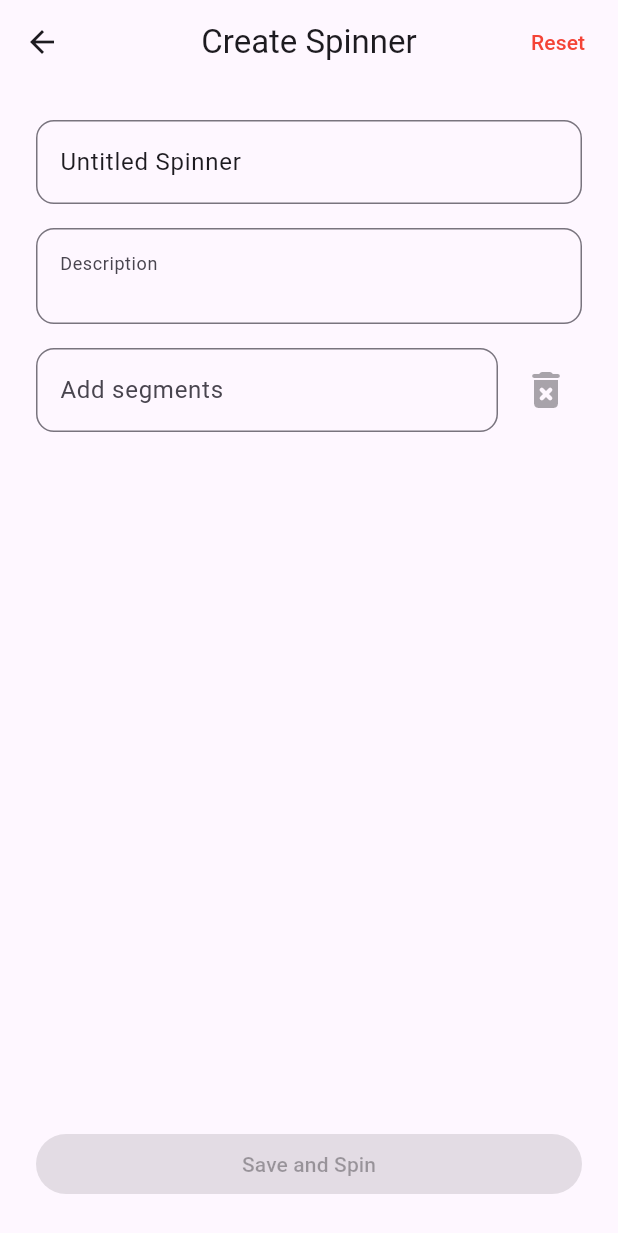
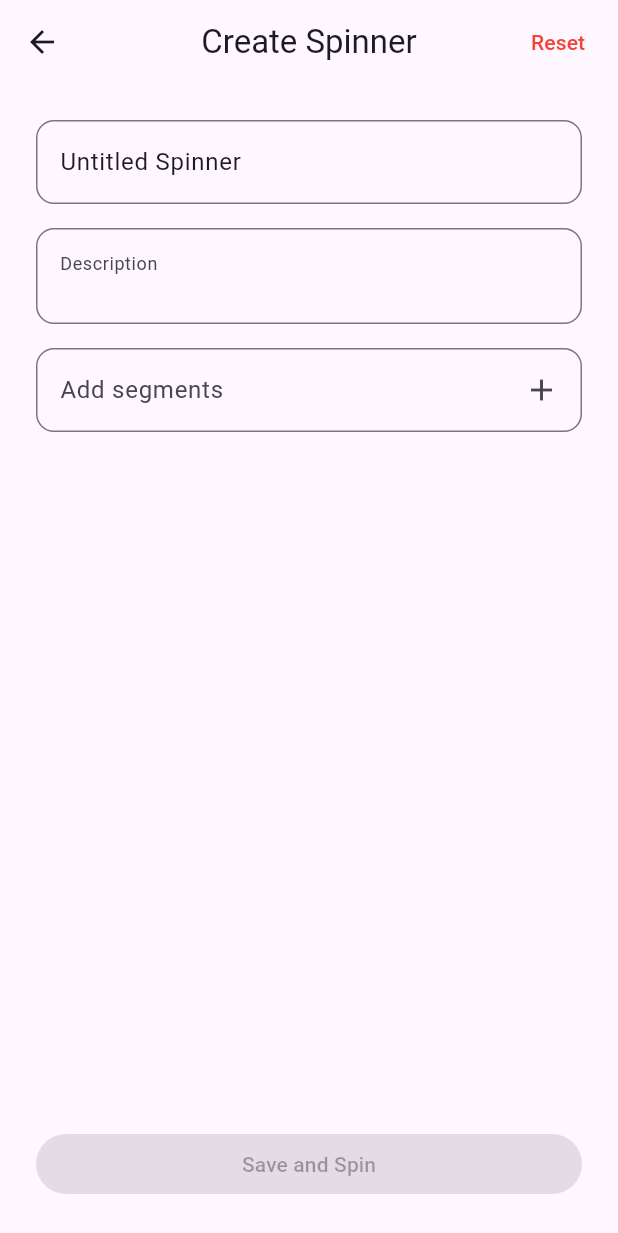
Before and after one commit to liamdoka/dunno, a Flutter app: the screen it shows after launch, after a tap on "New Spinner", on a phone screen of 412 x 824 dp. Shown: the top 1233 px of the screen. Run offline on Flutter 3.47's test engine with Material 3 defaults, Android fonts, the phone set to English and light mode, and no system bars; our stand-ins replace auto_route, flutter_riverpod, freezed_annotation, hive_ce, hive_ce_flutter, riverpod_annotation; accounts and stored records are empty; generated files the repository leaves out were written again; statements that could not run were skipped.

Commit message:
refactor spinner creation a little

```diff
--- /dev/null
+++ b/lib/constants/numbers.dart
@@ -0,0 +1,5 @@
+
+
+abstract class AppNumbers {
+  static const maxConfettiStringLength = 5;
+}
--- a/lib/constants/styles.dart
+++ b/lib/constants/styles.dart
@@ -4,6 +4,6 @@ abstract class AppTextStyles {
 
 }
 
-abstract class BoxStyles {
+abstract class AppBoxStyles {
 
 }
--- a/lib/data/spinner_list_provider.dart
+++ b/lib/data/spinner_list_provider.dart
@@ -65,11 +65,6 @@ List<SpinnerModel> mostEdits(Ref ref) {
       .sorted((a,b) => b.stats.editCount.compareTo(a.stats.editCount))
       .sublist(0, min(3, spinners.length));
 }
-
-
-
-
-
 
 
 @riverpod
--- a/lib/hive/hive_adapters.g.yaml
+++ b/lib/hive/hive_adapters.g.yaml
@@ -75,7 +75,7 @@ types:
         index: 2
   UserPreferencesModel:
     typeId: 5
-    nextIndex: 3
+    nextIndex: 4
     fields:
       appTheme:
         index: 0
@@ -83,6 +83,8 @@ types:
         index: 1
       defaultEmojis:
         index: 2
+      appTint:
+        index: 3
   ThemeMode:
     typeId: 6
     nextIndex: 3
--- a/lib/main.dart
+++ b/lib/main.dart
@@ -31,13 +31,29 @@
 
   @override
   Widget build(BuildContext context, WidgetRef ref) {
-    final themeMode = ref.watch(userPreferencesProvider).appTheme;
+    final preferences = ref.watch(userPreferencesProvider);
+
+    final lightTheme = ThemeData.from(
+        colorScheme: ColorScheme.fromSeed(
+            brightness: Brightness.light,
+            seedColor: preferences.appTint.toColor()
+        ),
+        useMaterial3: true
+    );
+
+    final darkTheme = ThemeData.from(
+        colorScheme: ColorScheme.fromSeed(
+          brightness: Brightness.dark,
+          seedColor: preferences.appTint.toColor(),
+        ),
+        useMaterial3: true
+    );
 
     return MaterialApp.router(
       debugShowCheckedModeBanner: false,
-      theme: ThemeData(useMaterial3: true),
-      darkTheme: ThemeData.dark(useMaterial3: true),
-      themeMode: themeMode,
+      theme: lightTheme,
+      darkTheme: darkTheme,
+      themeMode: preferences.appTheme,
       routerConfig: _appRouter.config(),
     );
   }
--- a/lib/models/user_preferences_model.dart
+++ b/lib/models/user_preferences_model.dart
@@ -1,4 +1,5 @@
 import 'package:dunno/models/color_palette_model.dart';
+import 'package:dunno/models/simple_color_model.dart';
 import 'package:flutter/material.dart';
 import 'package:freezed_annotation/freezed_annotation.dart';
 
@@ -9,6 +10,7 @@ part "user_preferences_model.g.dart";
 sealed class UserPreferencesModel with _$UserPreferencesModel {
   const factory UserPreferencesModel({
     @Default(ThemeMode.system) ThemeMode appTheme,
+    @Default(SimpleColor(103, 58, 183)) SimpleColor appTint,
     @Default(DunnoColorPalettes.bubblegum) ColorPaletteModel defaultColorPalette,
     @Default('⭐️') String defaultEmojis,
   }) = _UserPreferencesModel;
--- a/lib/router.dart
+++ b/lib/router.dart
@@ -1,6 +1,5 @@
 import 'package:auto_route/auto_route.dart';
 import 'package:dunno/router.gr.dart';
-import 'package:dunno/screens/account/appearance_settings_screen.dart';
 
 @AutoRouterConfig()
 class AppRouter extends RootStackRouter {
--- a/lib/screens/account/account_screen.dart
+++ b/lib/screens/account/account_screen.dart
@@ -1,13 +1,8 @@
 
-import 'package:auto_route/annotations.dart';
 import 'package:auto_route/auto_route.dart';
-import 'package:dunno/data/spinner_list_provider.dart';
-import 'package:dunno/hive/hive_adapters.dart';
-import 'package:dunno/models/spinner_model.dart';
 import 'package:dunno/router.gr.dart';
 import 'package:flutter/material.dart';
 import 'package:flutter_riverpod/flutter_riverpod.dart';
-import 'package:hive_ce/hive.dart';
 
 @RoutePage()
 class AccountScreen extends ConsumerWidget {
--- a/lib/screens/edit_spinner/edit_spinner_screen.dart
+++ b/lib/screens/edit_spinner/edit_spinner_screen.dart
@@ -2,7 +2,7 @@
 import 'package:auto_route/auto_route.dart';
 import 'package:collection/collection.dart';
 import 'package:dunno/components/dunno_scaffold.dart';
-import 'package:dunno/components/dunno_scroll_view.dart';
+import 'package:dunno/constants/numbers.dart';
 import 'package:dunno/constants/sizes.dart';
 import 'package:dunno/data/spinner_edit_provider.dart';
 import 'package:dunno/data/user_preferences_provider.dart';
@@ -61,6 +61,22 @@ class _EditSpinnerScreenState extends ConsumerState<EditSpinnerScreen> {
     descriptionController.dispose();
     segmentsController.dispose();
     super.dispose();
+  }
+
+  void addSegment() {
+    final value = segmentsController.text;
+    if (value.isEmpty) return;
+
+    final segmentCount = ref.read(editProvider).segments.length;
+    final palette = ref.read(userPreferencesProvider).defaultColorPalette;
+
+    final segment = SpinnerSegmentModel(
+        title: value,
+        color: palette.forIndexSimple(segmentCount)
+    );
+
+    ref.read(editProvider.notifier).addSegment(segment);
+    segmentsController.clear();
   }
 
   @override
@@ -134,7 +150,6 @@ class _EditSpinnerScreenState extends ConsumerState<EditSpinnerScreen> {
 
                   // SEGMENTS
                   Row(
-                    spacing: 8.0,
                     children: [
                       Expanded(
                         child: TextField(
@@ -144,29 +159,24 @@ class _EditSpinnerScreenState extends ConsumerState<EditSpinnerScreen> {
                                 border: OutlineInputBorder(
                                     borderRadius: defaultBorderRadius
                                 ),
-                                hintText: "Add segments"
+                                hintText: "Add segments",
+                                suffixIcon: Container(
+                                  margin: const EdgeInsets.only(right: 3),
+                                  child: IconButton(
+                                      style: ButtonStyle(
+                                        shape: WidgetStatePropertyAll(
+                                            RoundedRectangleBorder(
+                                                borderRadius: BorderRadius.circular(8)
+                                            )
+                                        ),
+                                      ),
+                                      onPressed: addSegment,
+                                      icon: Icon(Icons.add)),
+                                )
                             ),
-                            onEditingComplete: () {
-                              final value = segmentsController.text;
-                              if (value.isEmpty) return;
-
-                              final segment = SpinnerSegmentModel(
-                                  title: value,
-                                  color: palette.forIndexSimple(editState.segments.length)
-                              );
-                              ref.read(editProvider.notifier).addSegment(segment);
-                              segmentsController.clear();
-                            }),
-                      ),
-                      IconButton(
-                        onPressed: editState.segments.isNotEmpty
-                            ? ref.read(editProvider.notifier).clearSegments
-                            : null,
-                        icon: Icon(
-                          Icons.delete_forever_rounded,
-                          size: 32,
+                            onEditingComplete: addSegment,
                         ),
-                      ),
+                      )
                     ],
                   ),
                   Column(
@@ -179,10 +189,9 @@ class _EditSpinnerScreenState extends ConsumerState<EditSpinnerScreen> {
                           segment: segment,
                           onTapIncrease: () => ref.read(editProvider.notifier).increaseSegmentWeight(index),
                           onTapDecrease: () => ref.read(editProvider.notifier).decreaseSegmentWeight(index),
-                          onDismiss: (direction) {
+                          onDismiss: () =>
                             ref.read(editProvider.notifier)
-                                .deleteSegment(index);
-                          },
+                                .deleteSegment(index)
                         );
                       }).toList()
                   ),
@@ -263,7 +272,7 @@ class _EditSpinnerScreenState extends ConsumerState<EditSpinnerScreen> {
                       )
                   ),
                   controller: emojiController,
-                  maxLength: 3,
+                  maxLength: AppNumbers.maxConfettiStringLength,
                   maxLengthEnforcement: MaxLengthEnforcement.enforced,
                   onChanged: ref.read(editProvider.notifier).setEmojis,
                 ),
--- a/lib/screens/spinner_list/components/favorite_spinner_list.dart
+++ b/lib/screens/spinner_list/components/favorite_spinner_list.dart
@@ -1,9 +1,7 @@
 
 import 'package:auto_route/auto_route.dart';
-import 'package:dunno/constants/sizes.dart';
 import 'package:dunno/data/spinner_list_provider.dart';
 import 'package:dunno/data/user_preferences_provider.dart';
-import 'package:dunno/models/spinner_model.dart';
 import 'package:dunno/router.gr.dart';
 import 'package:flutter/material.dart';
 import 'package:flutter_riverpod/flutter_riverpod.dart';
```
Also changed, not shown: lib/data/spinner_edit_provider.dart (+5 -3 lines), lib/data/user_preferences_provider.dart (+11 -3 lines), lib/screens/account/appearance_settings_screen.dart (+47 -4 lines), lib/screens/quick_spin/components/segment_list_tile.dart (+15 -14 lines), lib/screens/quick_spin/quick_spin_screen.dart (+48 -43 lines), lib/screens/stats/components/most_edits.dart (+8 -2 lines), lib/screens/stats/components/most_spins.dart (+8 -2 lines), lib/utils/math.dart (+25 -0 lines), lib/constants/sizes.dart (line endings or trailing spaces), lib/data/spinner_edit_provider.g.dart, lib/data/user_preferences_provider.g.dart, lib/hive/hive_adapters.g.dart, lib/models/spinner_model.freezed.dart, lib/models/user_preferences_model.freezed.dart, 1 more files, 2 other files.
